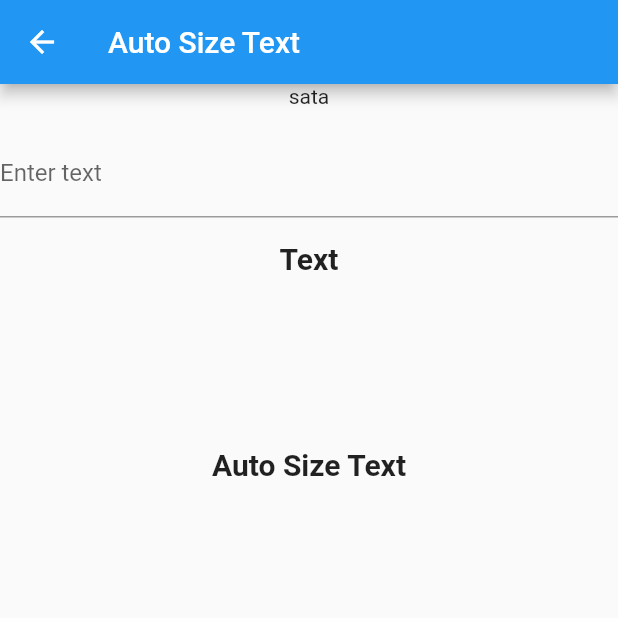
After one commit to MubashirPv/Flutter-Package-Tester, a Flutter app: the AutoSizeTextScreen screen opened directly, on a phone screen of 412 x 824 dp, the top half of it. The commit adds this screen. Run offline on Flutter 3.47's test engine with Material 2 defaults, Android fonts, the light colour scheme and no system bars; our stand-ins replace auto_size_text, device_info_plus, font_awesome_flutter, geolocator, google_fonts.

Commit message:
Autosizetext added

```diff
--- a/lib/home_screen.dart
+++ b/lib/home_screen.dart
@@ -1,4 +1,5 @@
 import 'package:flutter/material.dart';
+import 'package:flutter_package_tester/packages/auto_size_text.dart';
 import 'package:flutter_package_tester/packages/device_info.dart';
 import 'package:flutter_package_tester/packages/geolocator.dart';
 // import 'package:flutter_package_tester/packages/battery_info.dart';
@@ -14,19 +15,22 @@ class HomeScreen extends StatelessWidget {
     "Google Fonts",
     "Font Awesome Flutter",
     "Geolocator",
-     "Device info",
+    "Device info",
+    "Auto Size Text"
   ];
   final _packagesubtitle = [
     "A Flutter package to use fonts from fonts.google.com",
     "The Font Awesome Icon pack available as Flutter Icons",
     "Geolocation plugin for Flutter. This plugin provides a cross-platform (iOS, Android) API for generic location (GPS etc.) functions",
     'Get current device information from within the Flutter application',
+    "Flutter widget that automatically resizes text to fit perfectly within its bounds"
   ];
   final _packagescreens = [
     const GoogleFontsSamples(),
     FontAwesomeFlutter(),
-     const GeoLocator(),
-     const DeviceInfo()
+    const GeoLocator(),
+    const DeviceInfo(),
+    const AutoSizeTextScreen()
   ];
   @override
   Widget build(BuildContext context) {
--- /dev/null
+++ b/lib/packages/auto_size_text.dart
@@ -0,0 +1,71 @@
+import 'package:flutter/material.dart';
+import 'package:auto_size_text/auto_size_text.dart';
+
+class AutoSizeTextScreen extends StatefulWidget {
+  const AutoSizeTextScreen({super.key});
+
+  @override
+  State<AutoSizeTextScreen> createState() => _AutoSizeTextScreenState();
+}
+
+class _AutoSizeTextScreenState extends State<AutoSizeTextScreen> {
+  String _inputText = '';
+  @override
+  Widget build(BuildContext context) {
+    return Scaffold(
+      appBar: AppBar(
+        title: const Text('Auto Size Text'),
+      ),
+      body: Center(
+        child: Column(
+          children: [
+            const SizedBox(
+              child: Text('sata'),
+              height: 30,
+            ),
+            TextField(
+              onChanged: (value) {
+                setState(() {
+                  _inputText = value;
+                });
+              },
+              decoration: const InputDecoration(
+                labelText: 'Enter text',
+              ),
+            ),
+            const SizedBox(height: 16.0),
+            const Text(
+              'Text',
+              style: TextStyle(
+                fontSize: 20,
+                fontWeight: FontWeight.bold,
+              ),
+            ),
+            const SizedBox(height: 16.0),
+            Text(
+              _inputText,
+              style: const TextStyle(fontSize: 32.0),
+              maxLines: 2,
+              overflow: TextOverflow.ellipsis,
+              textAlign: TextAlign.center,
+            ),
+            const SizedBox(height: 60),
+            const Text('Auto Size Text',
+            style: TextStyle(
+                fontSize: 20,
+                fontWeight: FontWeight.bold,
+              ),),
+            const SizedBox(height: 16.0),
+            AutoSizeText(
+              _inputText,
+              style: const TextStyle(fontSize: 32.0),
+              maxLines: 2,
+              overflow: TextOverflow.ellipsis,
+              textAlign: TextAlign.center,
+            ),
+          ],
+        ),
+      ),
+    );
+  }
+}
--- a/lib/packages/device_info.dart
+++ b/lib/packages/device_info.dart
@@ -34,8 +34,10 @@ class _DeviceInfoState extends State<DeviceInfo> {
   @override
   Widget build(BuildContext context) {
     return Scaffold(
-      body: SafeArea(
-        child: FutureBuilder<AndroidDeviceInfo>(
+      appBar: AppBar(
+        title: const Text('Device Info'),
+      ),
+      body: FutureBuilder<AndroidDeviceInfo>(
         future: getInfo(),
         builder: (context, snapshot) {
           if (snapshot.hasData) {
@@ -55,7 +57,6 @@ class _DeviceInfoState extends State<DeviceInfo> {
           }
         },
       ),
-      ),
     );
   }
 }
--- a/lib/packages/geolocator.dart
+++ b/lib/packages/geolocator.dart
@@ -30,6 +30,9 @@ class _GeoLocatorState extends State<GeoLocator> {
   @override
   Widget build(BuildContext context) {
     return Scaffold(
+      appBar: AppBar(
+        title: const Text('Geolocator'),
+      ),
       body: Center(
         child: Column(
           mainAxisAlignment: MainAxisAlignment.center,
--- a/lib/splash_screen.dart
+++ b/lib/splash_screen.dart
@@ -1,3 +1,4 @@
+import 'package:auto_size_text/auto_size_text.dart';
 import 'package:flutter/material.dart';
 import 'package:flutter_package_tester/home_screen.dart';
 
@@ -26,8 +27,9 @@ class _SplashScreenState extends State<SplashScreen> {
     return const Scaffold(
         backgroundColor: Colors.blue,
         body: Center(
-            child: Text(
+            child: AutoSizeText(
           'Flutter Package Tester',
+          maxLines: 1,
           style: TextStyle(
             color: Colors.white,
             fontWeight: FontWeight.bold,
@@ -49,7 +51,7 @@ class _SplashScreenState extends State<SplashScreen> {
     Navigator.of(context).push(
       MaterialPageRoute(
         builder: (context) {
-          return  HomeScreen();
+          return HomeScreen();
         },
       ),
     );
--- a/pubspec.yaml
+++ b/pubspec.yaml
@@ -40,6 +40,7 @@ dependencies:
   # battery_plus: ^4.0.1
   device_info_plus: ^9.0.2
   geolocator: ^9.0.2
+  auto_size_text: ^3.0.0
 
 
 dev_dependencies:
```
Also changed, not shown: pubspec.lock. Lines whose indentation alone changed are shown as unchanged.
